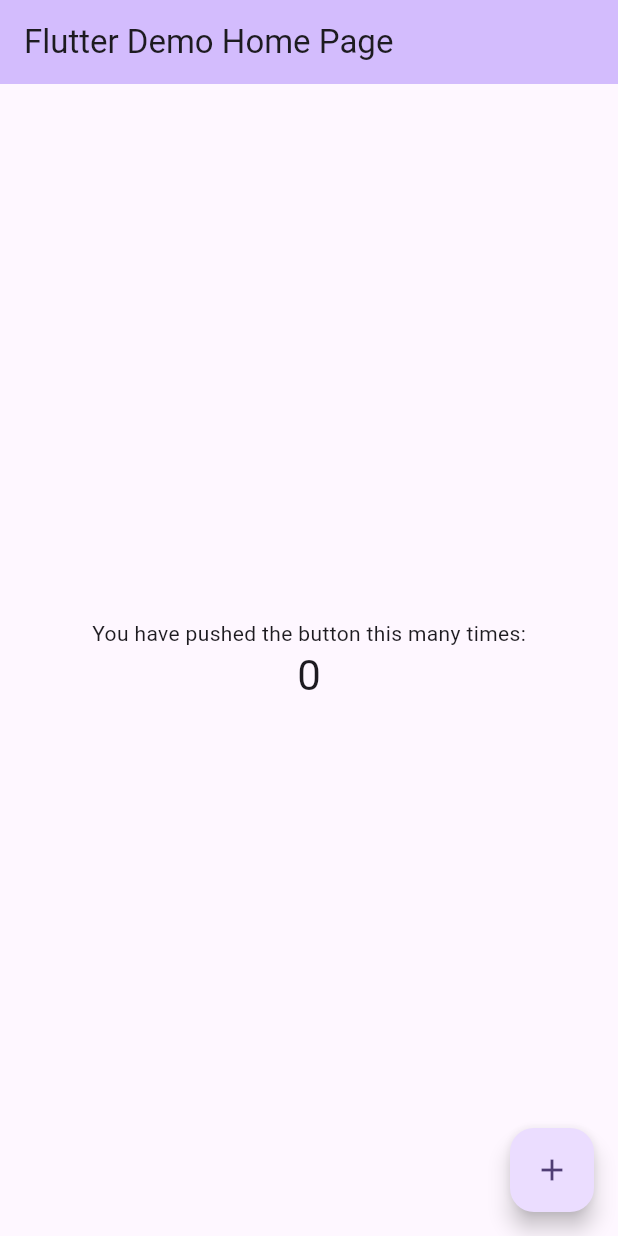
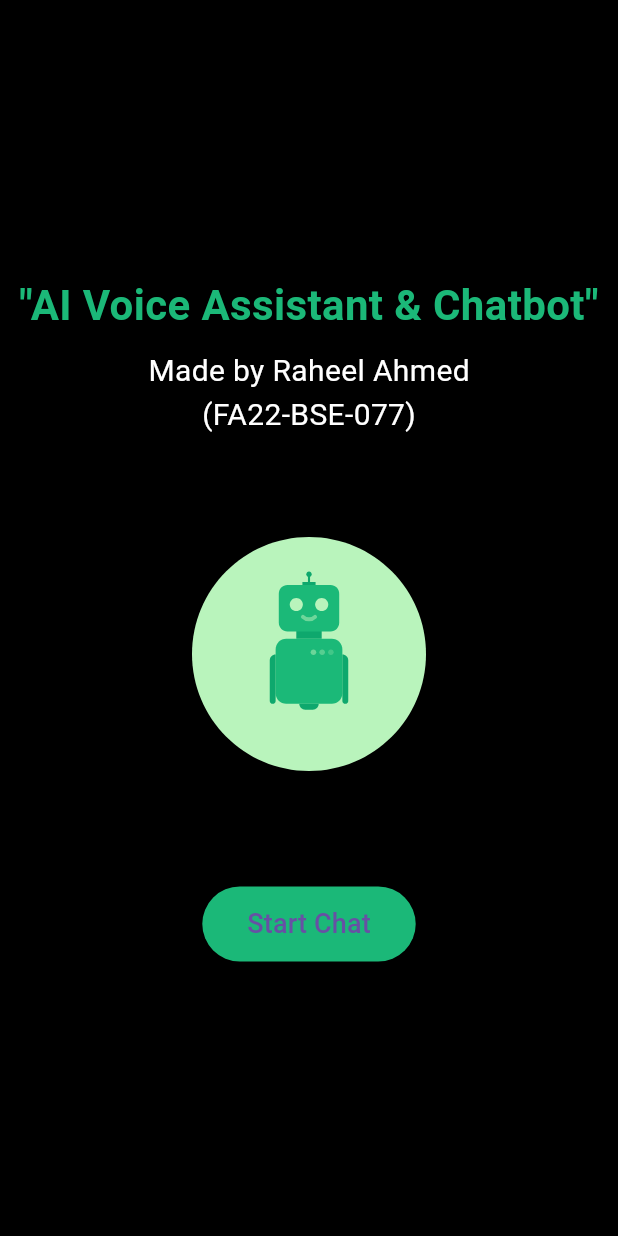
Before and after one commit to raheel-ahmed-04/ai_voice_assistant_and_chatbot_Flutter, a Flutter app: the screen it shows after launch, on a phone screen of 412 x 824 dp. Run offline on Flutter 3.47's test engine with Material 3 defaults, Android fonts, the phone set to English and light mode, and no system bars; our stand-ins replace flutter_tts, lottie, speech_to_text.

Commit message:
Migrated React Native Files to Flutter

```diff
--- /dev/null
+++ b/assets/ai-typing-indicator.json
@@ -0,0 +1 @@
+{"v": "5.5.9", "fr": 30, "ip": 0, "op": 60, "w": 500, "h": 500, "nm": "Typing Indicator", "ddd": 0, "assets": [], "layers": [{"ddd": 0, "ind": 1, "ty": 4, "nm": "Typing Dot", "sr": 1, "ks": {"o": {"a": 0, "k": 100}, "r": {"a": 0, "k": 0}, "p": {"a": 0, "k": [250, 250, 0]}, "a": {"a": 0, "k": [0, 0, 0]}, "s": {"a": 0, "k": [100, 100, 100]}}, "shapes": [{"ty": "el", "p": {"a": 0, "k": [0, 0]}, "s": {"a": 0, "k": [20, 20]}, "nm": "Ellipse Path 1"}, {"ty": "fl", "c": {"a": 0, "k": [0, 0.5, 1, 1]}, "o": {"a": 0, "k": 100}, "r": 1, "nm": "Fill 1"}], "ip": 0, "op": 60, "st": 0, "bm": 0}]}
--- a/lib/main.dart
+++ b/lib/main.dart
@@ -1,122 +1,22 @@
 import 'package:flutter/material.dart';
+import 'screens/splash_screen.dart';
+import 'services/speech_service.dart';
 
-void main() {
-  runApp(const MyApp());
+void main() async  {
+  WidgetsFlutterBinding.ensureInitialized();
+  await SpeechService.init(); // Initialize TTS
+  runApp(MyApp());
 }
 
 class MyApp extends StatelessWidget {
-  const MyApp({super.key});
-
-  // This widget is the root of your application.
   @override
   Widget build(BuildContext context) {
     return MaterialApp(
-      title: 'Flutter Demo',
+      title: 'AI Voice Assistant & Chatbot',
       theme: ThemeData(
-        // This is the theme of your application.
-        //
-        // TRY THIS: Try running your application with "flutter run". You'll see
-        // the application has a purple toolbar. Then, without quitting the app,
-        // try changing the seedColor in the colorScheme below to Colors.green
-        // and then invoke "hot reload" (save your changes or press the "hot
-        // reload" button in a Flutter-supported IDE, or press "r" if you used
-        // the command line to start the app).
-        //
-        // Notice that the counter didn't reset back to zero; the application
-        // state is not lost during the reload. To reset the state, use hot
-        // restart instead.
-        //
-        // This works for code too, not just values: Most code changes can be
-        // tested with just a hot reload.
-        colorScheme: ColorScheme.fromSeed(seedColor: Colors.deepPurple),
+        primarySwatch: Colors.blue,
       ),
-      home: const MyHomePage(title: 'Flutter Demo Home Page'),
+      home: SplashScreen(),
     );
   }
 }
-
-class MyHomePage extends StatefulWidget {
-  const MyHomePage({super.key, required this.title});
-
-  // This widget is the home page of your application. It is stateful, meaning
-  // that it has a State object (defined below) that contains fields that affect
-  // how it looks.
-
-  // This class is the configuration for the state. It holds the values (in this
-  // case the title) provided by the parent (in this case the App widget) and
-  // used by the build method of the State. Fields in a Widget subclass are
-  // always marked "final".
-
-  final String title;
-
-  @override
-  State<MyHomePage> createState() => _MyHomePageState();
-}
-
-class _MyHomePageState extends State<MyHomePage> {
-  int _counter = 0;
-
-  void _incrementCounter() {
-    setState(() {
-      // This call to setState tells the Flutter framework that something has
-      // changed in this State, which causes it to rerun the build method below
-      // so that the display can reflect the updated values. If we changed
-      // _counter without calling setState(), then the build method would not be
-      // called again, and so nothing would appear to happen.
-      _counter++;
-    });
-  }
-
-  @override
-  Widget build(BuildContext context) {
-    // This method is rerun every time setState is called, for instance as done
-    // by the _incrementCounter method above.
-    //
-    // The Flutter framework has been optimized to make rerunning build methods
-    // fast, so that you can just rebuild anything that needs updating rather
-    // than having to individually change instances of widgets.
-    return Scaffold(
-      appBar: AppBar(
-        // TRY THIS: Try changing the color here to a specific color (to
-        // Colors.amber, perhaps?) and trigger a hot reload to see the AppBar
-        // change color while the other colors stay the same.
-        backgroundColor: Theme.of(context).colorScheme.inversePrimary,
-        // Here we take the value from the MyHomePage object that was created by
-        // the App.build method, and use it to set our appbar title.
-        title: Text(widget.title),
-      ),
-      body: Center(
-        // Center is a layout widget. It takes a single child and positions it
-        // in the middle of the parent.
-        child: Column(
-          // Column is also a layout widget. It takes a list of children and
-          // arranges them vertically. By default, it sizes itself to fit its
-          // children horizontally, and tries to be as tall as its parent.
-          //
-          // Column has various properties to control how it sizes itself and
-          // how it positions its children. Here we use mainAxisAlignment to
-          // center the children vertically; the main axis here is the vertical
-          // axis because Columns are vertical (the cross axis would be
-          // horizontal).
-          //
-          // TRY THIS: Invoke "debug painting" (choose the "Toggle Debug Paint"
-          // action in the IDE, or press "p" in the console), to see the
-          // wireframe for each widget.
-          mainAxisAlignment: MainAxisAlignment.center,
-          children: <Widget>[
-            const Text('You have pushed the button this many times:'),
-            Text(
-              '$_counter',
-              style: Theme.of(context).textTheme.headlineMedium,
-            ),
-          ],
-        ),
-      ),
-      floatingActionButton: FloatingActionButton(
-        onPressed: _incrementCounter,
-        tooltip: 'Increment',
-        child: const Icon(Icons.add),
-      ), // This trailing comma makes auto-formatting nicer for build methods.
-    );
-  }
-}
--- /dev/null
+++ b/lib/screens/home_screen.dart
@@ -0,0 +1,80 @@
+import 'package:flutter/material.dart';
+import 'package:lottie/lottie.dart';
+import 'chat_screen.dart';
+
+class HomeScreen extends StatelessWidget {
+  @override
+  Widget build(BuildContext context) {
+    return Scaffold(
+      backgroundColor: Colors.black,
+      body: Center(
+        child: Column(
+          mainAxisAlignment: MainAxisAlignment.center,
+          children: [
+            Text(
+              '"AI Voice Assistant & Chatbot"',
+              style: TextStyle(
+                fontSize: 28,
+                fontWeight: FontWeight.bold,
+                color: Color(0xFF1BB878),
+              ),
+              textAlign: TextAlign.center,
+            ),
+            SizedBox(height: 10),
+            Text(
+              'Made by Raheel Ahmed',
+              style: TextStyle(
+                fontSize: 20,
+                color: Colors.white,
+              ),
+            ),
+            Text(
+              '(FA22-BSE-077)',
+              style: TextStyle(
+                fontSize: 20,
+                color: Colors.white,
+              ),
+            ),
+            SizedBox(height: 20),
+            Lottie.asset(
+              'assets/ai-animation.json',
+              width: 250,
+              height: 250,
+            ),
+            SizedBox(height: 30),
+            ElevatedButton(
+              onPressed: () {
+                Navigator.push(
+                  context,
+                  PageRouteBuilder(
+                    pageBuilder: (_, __, ___) => ChatScreen(),
+                    transitionsBuilder: (_, animation, __, child) {
+                      return SlideTransition(
+                        position: Tween<Offset>(
+                          begin: Offset(0, 1),
+                          end: Offset.zero,
+                        ).animate(animation),
+                        child: child,
+                      );
+                    },
+                  ),
+                );
+              },
+              style: ElevatedButton.styleFrom(
+                backgroundColor: Color(0xFF1BB878),
+                padding: EdgeInsets.symmetric(horizontal: 30, vertical: 12),
+                shape: RoundedRectangleBorder(
+                  borderRadius: BorderRadius.circular(25),
+                ),
+              ),
+              child: Text(
+                'Start Chat',
+                style: TextStyle(fontSize: 18),
+              ),
+            ),
+          ],
+        ),
+      ),
+    );
+  }
+}
```
Also changed, not shown: assets/ai-animation.json (added, +1 -0 lines), lib/screens/chat_screen.dart (added, +110 -0 lines), lib/screens/splash_screen.dart (added, +39 -0 lines), lib/services/gemini_service.dart (added, +10 -0 lines), lib/services/speech_service.dart (added, +26 -0 lines), lib/widgets/message_bubble.dart (added, +44 -0 lines), lib/widgets/voice_input.dart (added, +52 -0 lines), pubspec.yaml (+8 -3 lines), pubspec.lock, 4 other files.
